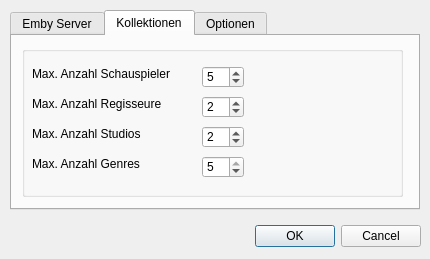
Before: the Qt Designer form preferencesdialog.ui in SideFx/EmbyExplorerQt, drawn with Qt 5.
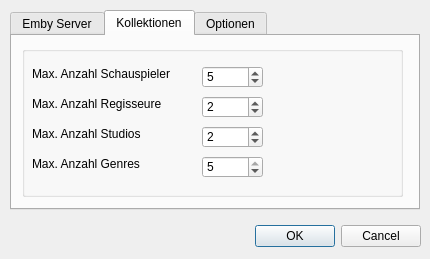
After: the same form once the commit is applied. The open tabs and pages were chosen to show the change. Icons and pictures are not drawn.

Diff of the .ui file:
```diff
--- a/preferencesdialog.ui
+++ b/preferencesdialog.ui
@@ -240,7 +240,7 @@
        <rect>
         <x>180</x>
         <y>20</y>
-        <width>42</width>
+        <width>61</width>
         <height>22</height>
        </rect>
       </property>
@@ -259,7 +259,7 @@
        <rect>
         <x>180</x>
         <y>50</y>
-        <width>42</width>
+        <width>61</width>
         <height>22</height>
        </rect>
       </property>
@@ -278,7 +278,7 @@
        <rect>
         <x>180</x>
         <y>80</y>
-        <width>42</width>
+        <width>61</width>
         <height>22</height>
        </rect>
       </property>
@@ -297,7 +297,7 @@
        <rect>
         <x>180</x>
         <y>110</y>
-        <width>42</width>
+        <width>61</width>
         <height>22</height>
        </rect>
       </property>
```
Left out of the diff: 4 changed lines with no effect on the pictures.
